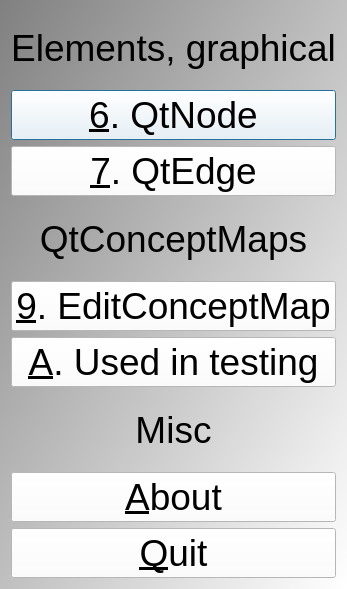
Old version of the form qttestconceptmapmenudialog.ui in the repository richelbilderbeek/TestConceptMap.
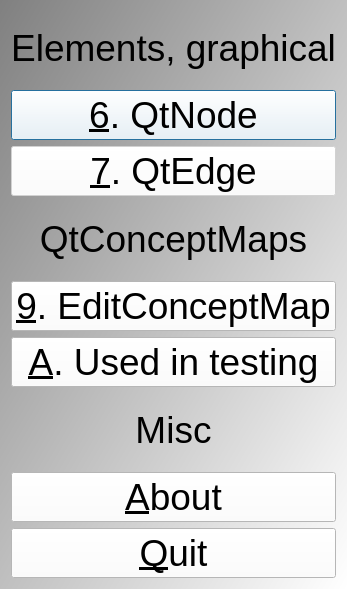
New version of the form.

Patch:
```diff
--- a/qttestconceptmapmenudialog.ui
+++ b/qttestconceptmapmenudialog.ui
@@ -46,6 +46,9 @@
    </item>
    <item>
     <widget class="QPushButton" name="button_qtedge">
+     <property name="enabled">
+      <bool>false</bool>
+     </property>
      <property name="text">
       <string>&amp;7. QtEdge</string>
      </property>
```
